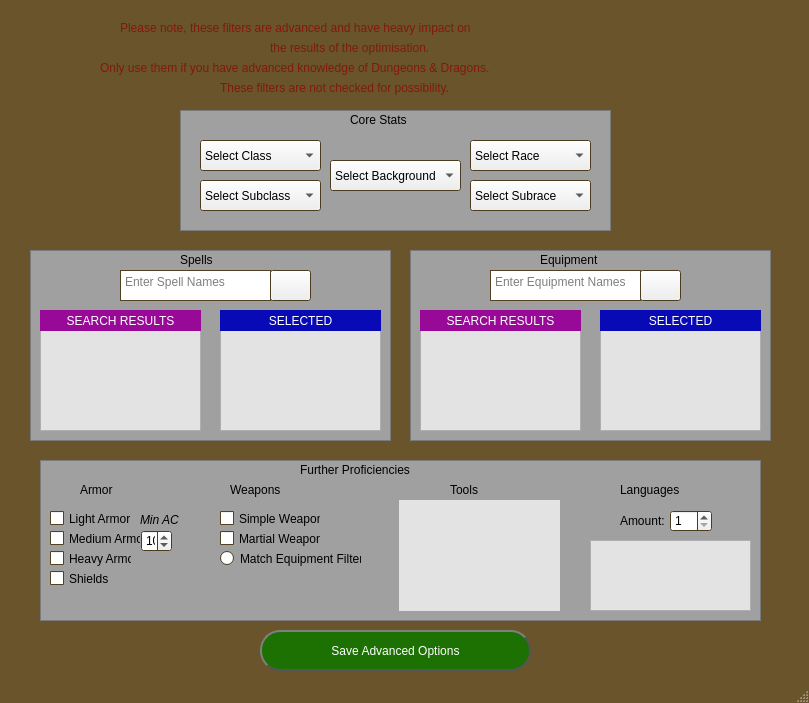
Old version of the form FirstDraft/Visuals/QtFiles/AdvancedFiltersMenu.ui in the repository BenPidge/Dissertation-Repository.
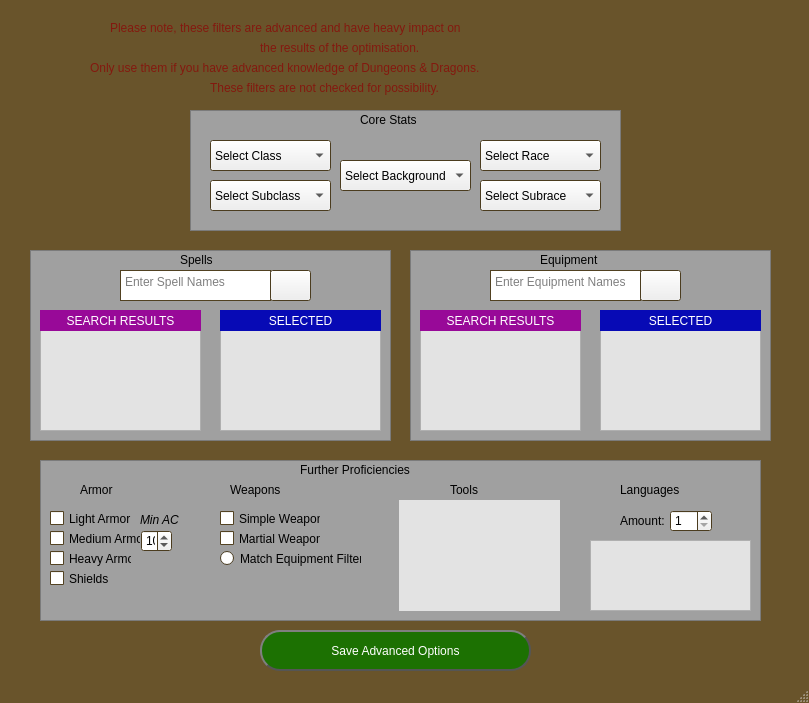
New version of the form. Icons and pictures are not drawn.

Commit message:
Language and visual adjustments
Language dropdown boxes are now removed when the amount of languages are lowered. Visuals are slightly more centralised

```diff
--- a/FirstDraft/Visuals/QtFiles/AdvancedFiltersMenu.ui
+++ b/FirstDraft/Visuals/QtFiles/AdvancedFiltersMenu.ui
@@ -97,7 +97,7 @@
    <widget class="QLabel" name="coreStatsLabel">
     <property name="geometry">
      <rect>
-      <x>350</x>
+      <x>360</x>
       <y>110</y>
       <width>91</width>
       <height>20</height>
@@ -129,7 +129,7 @@
    <widget class="QGraphicsView" name="coreStatsView">
     <property name="geometry">
      <rect>
-      <x>180</x>
+      <x>190</x>
       <y>110</y>
       <width>431</width>
       <height>121</height>
@@ -154,7 +154,7 @@
    <widget class="QLabel" name="warningLabel1">
     <property name="geometry">
      <rect>
-      <x>120</x>
+      <x>110</x>
       <y>20</y>
       <width>571</width>
       <height>16</height>
@@ -171,7 +171,7 @@
    <widget class="QLabel" name="warningLabel3">
     <property name="geometry">
      <rect>
-      <x>100</x>
+      <x>90</x>
       <y>60</y>
       <width>611</width>
       <height>16</height>
@@ -188,7 +188,7 @@
    <widget class="QLabel" name="warningLabel2">
     <property name="geometry">
      <rect>
-      <x>270</x>
+      <x>260</x>
       <y>40</y>
       <width>281</width>
       <height>16</height>
@@ -226,7 +226,7 @@
    <widget class="QComboBox" name="selectClass">
     <property name="geometry">
      <rect>
-      <x>200</x>
+      <x>210</x>
       <y>140</y>
       <width>121</width>
       <height>31</height>
@@ -244,7 +244,7 @@
    <widget class="QComboBox" name="selectSubclass">
     <property name="geometry">
      <rect>
-      <x>200</x>
+      <x>210</x>
       <y>180</y>
       <width>121</width>
       <height>31</height>
@@ -262,7 +262,7 @@
    <widget class="QComboBox" name="selectRace">
     <property name="geometry">
      <rect>
-      <x>470</x>
+      <x>480</x>
       <y>140</y>
       <width>121</width>
       <height>31</height>
@@ -280,7 +280,7 @@
    <widget class="QComboBox" name="selectSubrace">
     <property name="geometry">
      <rect>
-      <x>470</x>
+      <x>480</x>
       <y>180</y>
       <width>121</width>
       <height>31</height>
@@ -298,7 +298,7 @@
    <widget class="QComboBox" name="selectBackground">
     <property name="geometry">
      <rect>
-      <x>330</x>
+      <x>340</x>
       <y>160</y>
       <width>131</width>
       <height>31</height>
@@ -777,7 +777,7 @@
    <widget class="QLabel" name="warningLabel4">
     <property name="geometry">
      <rect>
-      <x>220</x>
+      <x>210</x>
       <y>80</y>
       <width>401</width>
       <height>16</height>
```
The commit also changes 2 other files.
